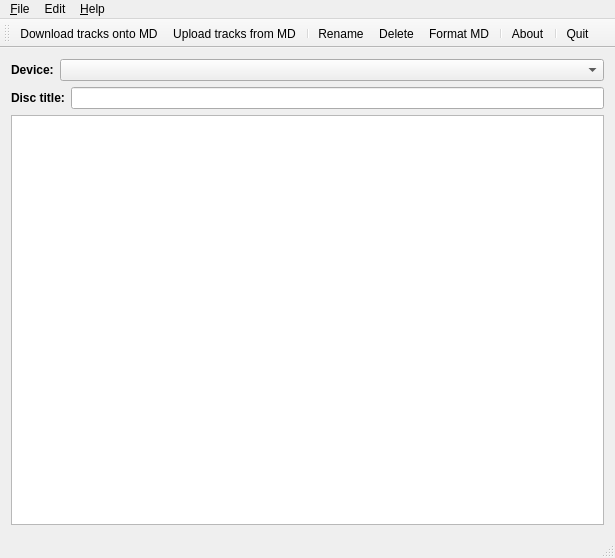
First picture: the form in qhimdtransfer/qhimdmainwindow.ui, repository linux-minidisc/linux-minidisc, before the edit.
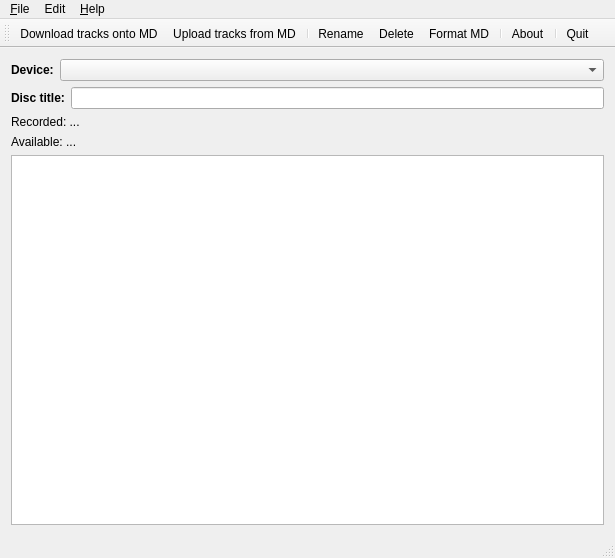
Second picture: the form after the edit. Icons and pictures are not drawn.

Commit message: QHiMDTransfer: Show recorded/available capacity

Diff of the .ui file:
```diff
--- a/qhimdtransfer/qhimdmainwindow.ui
+++ b/qhimdtransfer/qhimdmainwindow.ui
@@ -58,6 +58,20 @@
         </item>
        </layout>
       </item>
+      <item>
+       <widget class="QLabel" name="LabelRecorded">
+        <property name="text">
+         <string>Recorded: ...</string>
+        </property>
+       </widget>
+      </item>
+      <item>
+       <widget class="QLabel" name="LabelAvailable">
+        <property name="text">
+         <string>Available: ...</string>
+        </property>
+       </widget>
+      </item>
       <item>
        <widget class="QTreeView" name="TrackList">
         <property name="editTriggers">
```
The commit also changes 3 other files.
